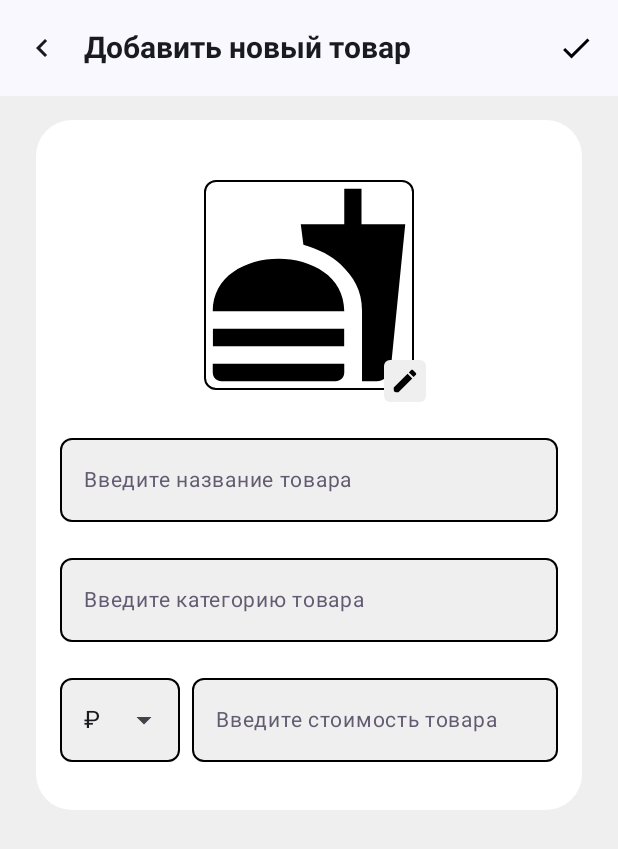
After one commit to KotezMorovez/ShoppingListCompose, an Android app built with Jetpack Compose: the NewItemScreen screen opened through its navigation route, on a phone screen of 412 x 824 dp. The commit adds this screen. Shown: the top 849 px of the screen. Run offline under Robolectric (Android 15) with nearby library versions, the phone set to English and light mode, and no system bars; our stand-ins replace Dagger/Hilt's generated code; pictures from the network do not load; 1 statement that could not run was skipped.

Commit message:
Add new item screen UI

```diff
--- a/app/build.gradle.kts
+++ b/app/build.gradle.kts
@@ -4,6 +4,7 @@ plugins {
     alias(libs.plugins.kapt)
     alias(libs.plugins.daggerHilt)
     alias(libs.plugins.compose.compiler)
+    alias(libs.plugins.jetbrainsKotlinPluginParcelize)
 }
 
 android {
--- a/app/src/main/java/com/example/shoppinglistcompose/domain/model/Item.kt
+++ b/app/src/main/java/com/example/shoppinglistcompose/domain/model/Item.kt
@@ -1,12 +1,16 @@
 package com.example.shoppinglistcompose.domain.model
 
+import android.os.Parcelable
+import kotlinx.parcelize.Parcelize
+
+@Parcelize
 data class Item(
     val id: Int,
     val image: String,
     val name: String,
     val category: String,
     val cost: String
-) {
+):Parcelable {
     companion object {
         const val ID = "id"
         const val NAME = "name"
--- a/app/src/main/java/com/example/shoppinglistcompose/ui/MainActivity.kt
+++ b/app/src/main/java/com/example/shoppinglistcompose/ui/MainActivity.kt
@@ -7,7 +7,6 @@ import androidx.compose.foundation.layout.fillMaxSize
 import androidx.compose.material3.MaterialTheme
 import androidx.compose.material3.Surface
 import androidx.compose.ui.Modifier
-import com.example.shoppinglistcompose.ui.feature.shoppinglist.MainScreen
 import com.example.shoppinglistcompose.ui.theme.ShoppingListComposeTheme
 import dagger.hilt.android.AndroidEntryPoint
 
@@ -21,7 +20,7 @@ class MainActivity : ComponentActivity() {
                     modifier = Modifier.fillMaxSize(),
                     color = MaterialTheme.colorScheme.background
                 ) {
-                    MainScreen()
+                    ShoppingListApp()
                 }
             }
         }
--- /dev/null
+++ b/app/src/main/java/com/example/shoppinglistcompose/ui/Navigation.kt
@@ -0,0 +1,60 @@
+package com.example.shoppinglistcompose.ui
+
+import androidx.compose.foundation.layout.fillMaxSize
+import androidx.compose.runtime.Composable
+import androidx.compose.runtime.getValue
+import androidx.compose.ui.Modifier
+import androidx.navigation.NavHostController
+import androidx.navigation.NavType
+import androidx.navigation.compose.NavHost
+import androidx.navigation.compose.composable
+import androidx.navigation.compose.currentBackStackEntryAsState
+import androidx.navigation.compose.rememberNavController
+import androidx.navigation.navArgument
+import com.example.shoppinglistcompose.domain.model.Item
+import com.example.shoppinglistcompose.ui.feature.newItem.NewItemScreen
+import com.example.shoppinglistcompose.ui.feature.shoppinglist.MainScreen
+
+enum class ShoppingListScreens {
+    SHOPPING_LIST,
+    EDIT,
+    CREATE
+}
+
+@Composable
+fun ShoppingListApp(navController: NavHostController = rememberNavController()) {
+    val backStackEntry by navController.currentBackStackEntryAsState()
+
+    NavHost(
+        navController = navController,
+        startDestination = ShoppingListScreens.SHOPPING_LIST.name,
+        modifier = Modifier
+            .fillMaxSize()
+    ) {
+        composable(route = ShoppingListScreens.SHOPPING_LIST.name) {
+            MainScreen(
+                onCreateButtonClicked = {
+                    navController.navigate(ShoppingListScreens.CREATE.name)
+                },
+                onOptionMenuEditItemClicked = {
+                    navController.navigate(
+                        route = ShoppingListScreens.EDIT.name)
+                }
+            )
+        }
+        composable(
+            route = ShoppingListScreens.EDIT.name,
+            arguments = listOf(navArgument("item") {
+                type = NavType.ReferenceType
+            })
+        ) {
+            val item: Item? = it.arguments?.getParcelable("item")
+            // TODO: add fun call for edit item screen
+        }
+        composable(route = ShoppingListScreens.CREATE.name) {
+            NewItemScreen(
+                onBackClickListener = { navController.navigateUp() }
+            )
+        }
+    }
+}
--- /dev/null
+++ b/app/src/main/java/com/example/shoppinglistcompose/ui/feature/newItem/NewItemScreen.kt
@@ -0,0 +1,322 @@
+package com.example.shoppinglistcompose.ui.feature.newItem
+
+import android.net.Uri
+import android.view.View.OnClickListener
+import androidx.compose.foundation.Image
+import androidx.compose.foundation.background
+import androidx.compose.foundation.border
+import androidx.compose.foundation.layout.Box
+import androidx.compose.foundation.layout.Column
+import androidx.compose.foundation.layout.PaddingValues
+import androidx.compose.foundation.layout.Row
+import androidx.compose.foundation.layout.aspectRatio
+import androidx.compose.foundation.layout.calculateEndPadding
+import androidx.compose.foundation.layout.calculateStartPadding
+import androidx.compose.foundation.layout.fillMaxHeight
+import androidx.compose.foundation.layout.fillMaxWidth
+import androidx.compose.foundation.layout.height
+import androidx.compose.foundation.layout.padding
+import androidx.compose.foundation.layout.width
+import androidx.compose.foundation.layout.widthIn
+import androidx.compose.foundation.shape.RoundedCornerShape
+import androidx.compose.foundation.text.KeyboardOptions
+import androidx.compose.material.icons.Icons
+import androidx.compose.material.icons.automirrored.filled.KeyboardArrowLeft
+import androidx.compose.material.icons.filled.Create
+import androidx.compose.material.icons.filled.Done
+import androidx.compose.material.icons.filled.KeyboardArrowLeft
+import androidx.compose.material3.Card
+import androidx.compose.material3.CardDefaults
+import androidx.compose.material3.DropdownMenuItem
+import androidx.compose.material3.ExperimentalMaterial3Api
+import androidx.compose.material3.ExposedDropdownMenuBox
+import androidx.compose.material3.ExposedDropdownMenuDefaults
+import androidx.compose.material3.Icon
+import androidx.compose.material3.IconButton
+import androidx.compose.material3.Scaffold
+import androidx.compose.material3.Text
+import androidx.compose.material3.TextField
+import androidx.compose.material3.TextFieldDefaults
+import androidx.compose.material3.TopAppBar
+import androidx.compose.material3.TopAppBarDefaults
+import androidx.compose.runtime.Composable
+import androidx.compose.runtime.getValue
+import androidx.compose.runtime.mutableStateOf
+import androidx.compose.runtime.remember
+import androidx.compose.runtime.setValue
+import androidx.compose.ui.Alignment
+import androidx.compose.ui.Modifier
+import androidx.compose.ui.graphics.Color
+import androidx.compose.ui.platform.LocalContext
+import androidx.compose.ui.res.painterResource
+import androidx.compose.ui.res.stringResource
+import androidx.compose.ui.text.font.FontWeight
+import androidx.compose.ui.text.input.KeyboardType
+import androidx.compose.ui.tooling.preview.Preview
+import androidx.compose.ui.unit.LayoutDirection
+import androidx.compose.ui.unit.dp
+import androidx.compose.ui.unit.sp
+import coil.compose.rememberAsyncImagePainter
+import coil.request.ImageRequest
+import com.example.shoppinglistcompose.R
+import com.example.shoppinglistcompose.ui.theme.Grey80
+import com.example.shoppinglistcompose.ui.theme.PurpleGrey40
+
+@OptIn(ExperimentalMaterial3Api::class)
+@Composable
+fun NewItemScreen(
+    onBackClickListener: () -> Unit
+) {
+    Scaffold(
+        topBar = {
+            TopAppBar(
+                title = {
+                    Text(
+                        text = stringResource(id = R.string.new_item_title),
+                        fontSize = 20.sp,
+                        fontWeight = FontWeight.Bold
+                    )
+                },
+                navigationIcon = {
+                    IconButton(onClick = {
+                        onBackClickListener.invoke()
+                    }) {
+                        Icon(
+                            imageVector = Icons.AutoMirrored.Filled.KeyboardArrowLeft,
+                            contentDescription = "Back"
+                        )
+                    }
+                },
+                actions = {
+                    IconButton(onClick = {
+                        // add item to itemList and navigate back
+                        onBackClickListener.invoke()
+                    }) {
+                        Icon(
+                            imageVector = Icons.Filled.Done,
+                            contentDescription = "Done",
+                            tint = Color.Black
+                        )
+                    }
+                },
+                windowInsets = TopAppBarDefaults.windowInsets,
+                colors = TopAppBarDefaults.topAppBarColors()
+            )
+        },
+        modifier = Modifier
+            .fillMaxHeight()
+            .fillMaxWidth(),
+        containerColor = Grey80
+    ) { padding ->
+        var nameFieldText by remember { mutableStateOf("") }
+        var categoryFieldText by remember { mutableStateOf("") }
+        var currencyFieldText by remember { mutableStateOf("₽") }
+        var costFieldText by remember { mutableStateOf("") }
+        var isExpanded by remember { mutableStateOf(false) }
+        val cardPadding = PaddingValues(
+            top = padding.calculateTopPadding() + 16.dp,
+            bottom = 16.dp,
+            start = padding.calculateStartPadding(LayoutDirection.Ltr) + 24.dp,
+            end = padding.calculateEndPadding(LayoutDirection.Ltr) + 24.dp
+        )
+
+        Card(
+            shape = RoundedCornerShape(24.dp),
+            colors = CardDefaults.cardColors(Color.White),
+            modifier = Modifier
+                .padding(cardPadding)
+                .fillMaxWidth(),
+        ) {
+            Column(
+                modifier = Modifier
+                    .fillMaxWidth()
+                    .padding(8.dp),
+                horizontalAlignment = Alignment.CenterHorizontally
+            ) {
+
+                Box(
+                    modifier = Modifier
+                        .height(204.dp)
+                        .padding(vertical = 24.dp)
+                ) {
+                    var data: Uri? by remember { mutableStateOf(null) }
+                    val painter = rememberAsyncImagePainter(
+                        model = ImageRequest.Builder(LocalContext.current)
+                            .data(data)
+                            .placeholder(R.drawable.ic_placeholder)
+                            .build()
+                    )
+
+                    Image(
+                        painter =
+                        if (data != null) {
+                            painter
+                        } else {
+                            painterResource(id = R.drawable.ic_placeholder)
+                        },
+                        contentDescription = "Item image",
+                        modifier = Modifier
+                            .aspectRatio(1f)
+                            .padding(8.dp)
+                            .border(1.dp, Color.Black, RoundedCornerShape(8.dp))
+                    )
+
+                    IconButton(
+                        modifier = Modifier
+                            .align(Alignment.BottomEnd)
+                            .height(28.dp)
+                            .width(28.dp)
+                            .background(Grey80, shape = RoundedCornerShape(4.dp))
+                            .padding(4.dp),
+                        onClick = {
+                            /*TODO: Open gallery, don't forget to give permissions for this*/
+                        }
+                    ) {
+                        Icon(
+                            modifier = Modifier
+                                .align(Alignment.BottomEnd)
+                                .height(24.dp)
+                                .width(24.dp),
+                            imageVector = Icons.Filled.Create,
+                            contentDescription = "Add image",
+                            tint = Color.Black,
+                        )
+                    }
+                }
+
+                TextField(
+                    value = nameFieldText,
+                    onValueChange = { nameFieldText = it },
+                    singleLine = true,
+                    modifier = Modifier
+                        .fillMaxWidth()
+                        .padding(start = 8.dp, end = 8.dp, bottom = 24.dp)
+                        .border(1.dp, Color.Black, shape = RoundedCornerShape(8.dp)),
+                    shape = RoundedCornerShape(8.dp),
+                    colors = TextFieldDefaults.colors(
+                        unfocusedContainerColor = Grey80,
+                        focusedContainerColor = Grey80,
+                        unfocusedIndicatorColor = Color.Transparent,
+                        focusedIndicatorColor = Color.Transparent,
+                    ),
+                    placeholder = {
+                        Text(
+                            text = stringResource(id = R.string.enter_item_name),
+                            fontSize = 14.sp,
+                            color = PurpleGrey40
+                        )
+                    }
+                )
+
+                TextField(
+                    value = categoryFieldText,
+                    onValueChange = { categoryFieldText = it },
+                    singleLine = true,
+                    modifier = Modifier
+                        .fillMaxWidth()
+                        .padding(start = 8.dp, end = 8.dp, bottom = 24.dp)
+                        .border(1.dp, Color.Black, shape = RoundedCornerShape(8.dp)),
+                    shape = RoundedCornerShape(8.dp),
+                    colors = TextFieldDefaults.colors(
+                        unfocusedContainerColor = Grey80,
+                        focusedContainerColor = Grey80,
+                        unfocusedIndicatorColor = Color.Transparent,
+                        focusedIndicatorColor = Color.Transparent,
+                    ),
+                    placeholder = {
+                        Text(
+                            text = stringResource(id = R.string.enter_item_category),
+                            fontSize = 14.sp,
+                            color = PurpleGrey40
+                        )
+                    }
+                )
+
+                Row(
+                    modifier = Modifier.padding(horizontal = 8.dp)
+                ) {
+                    ExposedDropdownMenuBox(
+                        expanded = isExpanded,
+                        onExpandedChange = { isExpanded = it }
+                    ) {
+                        TextField(
+                            value = currencyFieldText,
+                            onValueChange = { currencyFieldText = it },
+                            readOnly = true,
+                            modifier = Modifier
+                                .widthIn(1.dp, 80.dp)
+                                .border(
+                                    width = 1.dp,
+                                    color = Color.Black,
+                                    shape = RoundedCornerShape(8.dp)
+                                )
+                                .menuAnchor(),
+                            shape = RoundedCornerShape(8.dp),
+                            colors = TextFieldDefaults.colors(
+                                unfocusedContainerColor = Grey80,
+                                focusedContainerColor = Grey80,
+                                unfocusedIndicatorColor = Color.Transparent,
+                                focusedIndicatorColor = Color.Transparent,
+                            ),
+                            trailingIcon = {
+                                ExposedDropdownMenuDefaults.TrailingIcon(expanded = isExpanded)
+                            }
+                        )
+                        ExposedDropdownMenu(
+                            expanded = isExpanded,
+                            onDismissRequest = { isExpanded = false }
+                        ) {
+                            DropdownMenuItem(
+                                text = { Text(text = "€") },
+                                onClick = {
+                                    currencyFieldText = "€"
+                                    isExpanded = false
+                                }
+                            )
+                            DropdownMenuItem(
+                                text = { Text(text = "\$") },
+                                onClick = {
+                                    currencyFieldText = "\$"
+                                    isExpanded = false
+                                }
+                            )
+                            DropdownMenuItem(
+                                text = { Text(text = "₽") },
+                                onClick = {
+                                    currencyFieldText = "₽"
+                                    isExpanded = false
+                                }
+                            )
+                        }
+                    }
+
+                    TextField(
+                        value = costFieldText,
+                        onValueChange = { costFieldText = it },
+                        singleLine = true,
+                        modifier = Modifier
+                            .padding(start = 8.dp, bottom = 24.dp)
+                            .border(1.dp, Color.Black, shape = RoundedCornerShape(8.dp)),
+                        shape = RoundedCornerShape(8.dp),
+                        colors = TextFieldDefaults.colors(
+                            unfocusedContainerColor = Grey80,
+                            focusedContainerColor = Grey80,
+                            unfocusedIndicatorColor = Color.Transparent,
+                            focusedIndicatorColor = Color.Transparent,
+                        ),
+                        placeholder = {
+                            Text(
+                                text = stringResource(id = R.string.enter_item_cost),
+                                fontSize = 14.sp,
+                                color = PurpleGrey40
+                            )
+                        },
+                        keyboardOptions = KeyboardOptions(
+                            keyboardType = KeyboardType.Decimal
+                        )
+                    )
+                }
+            }
+        }
+    }
+}
--- a/app/src/main/java/com/example/shoppinglistcompose/ui/feature/shoppinglist/ShoppingListScreen.kt
+++ b/app/src/main/java/com/example/shoppinglistcompose/ui/feature/shoppinglist/ShoppingListScreen.kt
@@ -19,13 +19,16 @@ import androidx.compose.foundation.layout.Row
 import androidx.compose.foundation.layout.Spacer
 import androidx.compose.foundation.layout.aspectRatio
 import androidx.compose.foundation.layout.fillMaxHeight
+import androidx.compose.foundation.layout.fillMaxSize
 import androidx.compose.foundation.layout.fillMaxWidth
 import androidx.compose.foundation.layout.height
 import androidx.compose.foundation.layout.padding
 import androidx.compose.foundation.layout.wrapContentSize
 import androidx.compose.foundation.lazy.LazyColumn
 import androidx.compose.foundation.lazy.items
+import androidx.compose.foundation.rememberScrollState
 import androidx.compose.foundation.shape.RoundedCornerShape
+import androidx.compose.foundation.verticalScroll
 import androidx.compose.material.icons.Icons
 import androidx.compose.material.icons.filled.Add
 import androidx.compose.material.icons.filled.MoreVert
@@ -57,14 +60,28 @@ import androidx.compose.ui.text.font.FontWeight
 import androidx.compose.ui.unit.dp
 import androidx.compose.ui.unit.sp
 import androidx.hilt.navigation.compose.hiltViewModel
+import androidx.navigation.compose.NavHost
+import androidx.navigation.NavHostController
+import androidx.navigation.compose.composable
+import androidx.navigation.compose.currentBackStackEntryAsState
+import androidx.navigation.compose.rememberNavController
 import coil.compose.rememberAsyncImagePainter
 import coil.request.ImageRequest
 import com.example.shoppinglistcompose.R
 import com.example.shoppinglistcompose.domain.model.Item
+import com.example.shoppinglistcompose.ui.MainActivity
+import com.example.shoppinglistcompose.ui.feature.newItem.NewItemScreen
 import com.example.shoppinglistcompose.ui.theme.Grey80
 
+@OptIn(ExperimentalMaterial3Api::class)
 @Composable
-fun MainScreen(viewModel: ShoppingListViewModel = hiltViewModel()) {
+fun MainScreen(
+    viewModel: ShoppingListViewModel = hiltViewModel(),
+    onCreateButtonClicked: () -> Unit,
+    onOptionMenuEditItemClicked: (item: Item) -> Unit
+) {
+    val itemsList by viewModel.itemsList.collectAsState()
+
     Column(
         modifier = Modifier
             .fillMaxHeight()
@@ -75,24 +92,18 @@ fun MainScreen(viewModel: ShoppingListViewModel = hiltViewModel()) {
             viewModel.getItems()
         }
 
-        MyAppBar(title = stringResource(id = R.string.toolbar_title))
-        MyRecyclerView(viewModel)
-    }
-}
-
-@OptIn(ExperimentalMaterial3Api::class)
-@Composable
-private fun MyAppBar(title: String, fontSize: Int = 20) {
         TopAppBar(
             title = {
                 Text(
-                text = title,
-                fontSize = fontSize.sp,
+                    text = stringResource(id = R.string.toolbar_title),
+                    fontSize = 20.sp,
                     fontWeight = FontWeight.Bold
                 )
             },
             actions = {
-            IconButton(onClick = {}) {
+                IconButton(onClick = {
+                    onCreateButtonClicked.invoke()
+                }) {
                     Icon(
                         imageVector = Icons.Filled.Add,
                         contentDescription = "Create",
@@ -103,11 +114,6 @@ private fun MyAppBar(title: String, fontSize: Int = 20) {
             windowInsets = TopAppBarDefaults.windowInsets,
             colors = TopAppBarDefaults.topAppBarColors()
         )
-}
-
-@Composable
-private fun MyRecyclerView(viewModel: ShoppingListViewModel) {
-    val itemsList by viewModel.itemsList.collectAsState()
 
         LazyColumn(
             modifier = Modifier.fillMaxWidth(),
@@ -122,17 +128,28 @@ private fun MyRecyclerView(viewModel: ShoppingListViewModel) {
                 },
                 contentType = { null },
                 itemContent = { it ->
-                ItemView(item = it) { id ->
+                    ItemView(
+                        item = it,
+                        deleteItemAction = { id ->
                             viewModel.deleteItem(id)
-                }
+                        },
+                        editItemAction = {
+                            onOptionMenuEditItemClicked.invoke(it)
                         }
                     )
+                }
+            )
+        }
     }
 }
 
 @OptIn(ExperimentalAnimationApi::class)
 @Composable
-private fun ItemView(item: Item, deleteItemAction: ((id: Int) -> Unit)) {
+private fun ItemView(
+    item: Item,
+    deleteItemAction: (id: Int) -> Unit,
+    editItemAction: (item: Item) -> Unit
+) {
     var expanded by remember { mutableStateOf(false) }
 
     Card(
@@ -221,6 +238,7 @@ private fun ItemView(item: Item, deleteItemAction: ((id: Int) -> Unit)) {
                             deleteItemAction.invoke(item.id)
                         },
                         editAction = {
+                            editItemAction.invoke(item)
 //                            viewModel.editItem(item)
                         }
                     )
@@ -251,7 +269,6 @@ fun ItemOptionMenu(
                 )
             },
             onClick = {
-                // Show edit screen with crossfade animation
                 editAction.invoke()
                 closeAction.invoke()
             }
--- a/app/src/main/java/com/example/shoppinglistcompose/ui/theme/Color.kt
+++ b/app/src/main/java/com/example/shoppinglistcompose/ui/theme/Color.kt
@@ -7,6 +7,7 @@ val PurpleGrey80 = Color(0xFFCCC2DC)
 val Pink80 = Color(0xFFEFB8C8)
 val Grey80 = Color(0xFFEFEFEF)
 
+
 val Purple40 = Color(0xFF6650a4)
 val PurpleGrey40 = Color(0xFF625b71)
 val Pink40 = Color(0xFF7D5260)
--- a/app/src/main/res/values/strings.xml
+++ b/app/src/main/res/values/strings.xml
@@ -3,4 +3,10 @@
     <string name="toolbar_title">"Shopping List"</string>
     <string name="shopping_list_menu_edit">Изменить</string>
     <string name="shopping_list_menu_delete">Удалить</string>
+
+    <string name="new_item_title">Добавить новый товар</string>
+
+    <string name="enter_item_name">Введите название товара</string>
+    <string name="enter_item_category">Введите категорию товара</string>
+    <string name="enter_item_cost">Введите стоимость товара</string>
 </resources>
--- a/build.gradle.kts
+++ b/build.gradle.kts
@@ -5,4 +5,5 @@ plugins {
     alias(libs.plugins.kapt) apply false
     alias(libs.plugins.daggerHilt) apply false
     alias(libs.plugins.compose.compiler) apply false
+    alias(libs.plugins.jetbrainsKotlinPluginParcelize) apply false
 }
--- a/gradle/libs.versions.toml
+++ b/gradle/libs.versions.toml
@@ -41,3 +41,4 @@ jetbrainsKotlinAndroid = { id = "org.jetbrains.kotlin.android", version.ref = "k
 compose-compiler = { id = "org.jetbrains.kotlin.plugin.compose", version.ref = "kotlin" }
 kapt = { id = "org.jetbrains.kotlin.kapt", version.ref = "kapt" }
 daggerHilt = { id = "com.google.dagger.hilt.android", version.ref = "hiltAndroid" }
+jetbrainsKotlinPluginParcelize = {id = "org.jetbrains.kotlin.plugin.parcelize", version.ref = "kotlin" }
```
Lines whose indentation alone changed are shown as unchanged.
